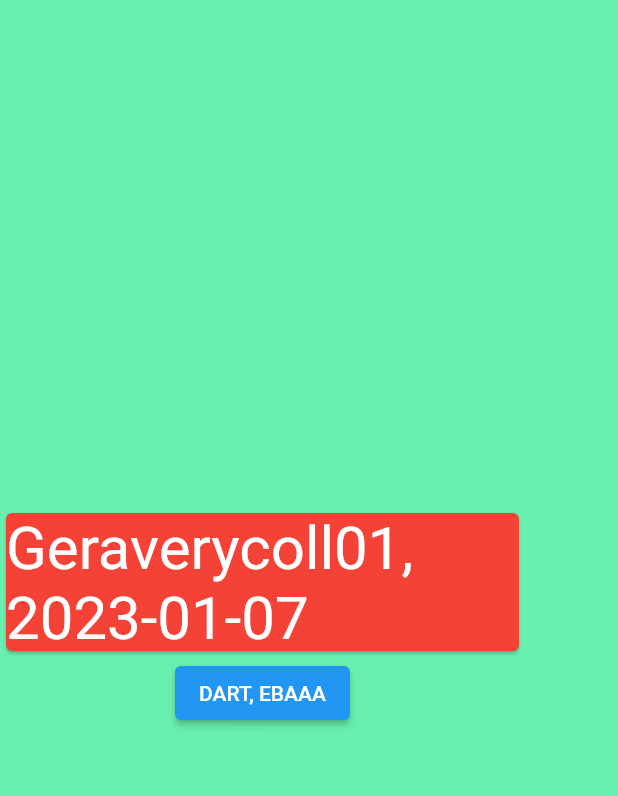
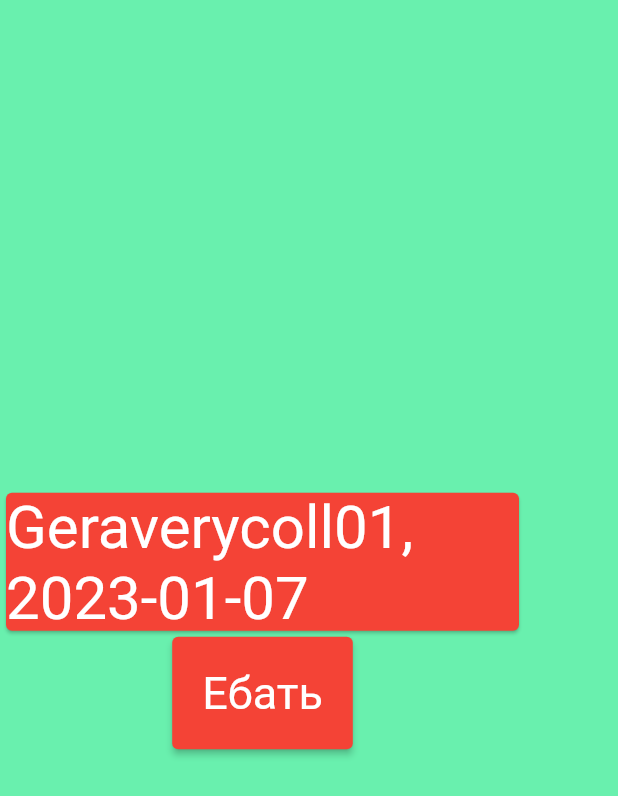
Before and after one commit to Sashulya00/leeesssfon1, a Flutter app: the screen it shows after launch, on a phone screen of 412 x 824 dp. Shown: the top 796 px of the screen. Run offline on Flutter 3.47's test engine with Material 2 defaults, Android fonts, the phone set to English and light mode, and no system bars.

Commit message:
change button color and add action on pressed

```diff
--- a/lib/first_application.dart
+++ b/lib/first_application.dart
@@ -11,7 +11,7 @@ final date = DateTime.now();
       home: Scaffold(
         body: Column(
           mainAxisAlignment: MainAxisAlignment.center,
-            children:  [
+          children: [
             SizedBox(
               width: 350,
               height: 100,
@@ -25,8 +25,15 @@ final date = DateTime.now();
                 ),
               ),
             ),
-              ElevatedButton(onPressed: (){}, child: Text("DART, EBAAA"))
-            ],),
+        ElevatedButton(
+          child: Text("Ебать"),
+          onPressed: () {print("Жду 15 грн и баннерное место освободится!!!");},
+          style: ButtonStyle(
+              backgroundColor: MaterialStateProperty.all(Colors.red),
+              padding: MaterialStateProperty.all(EdgeInsets.all(20)),
+              textStyle: MaterialStateProperty.all(TextStyle(fontSize: 30))),)],),
+
+
         backgroundColor: Colors.greenAccent,
       ),
     );
```
Lines whose indentation alone changed are shown as unchanged.
